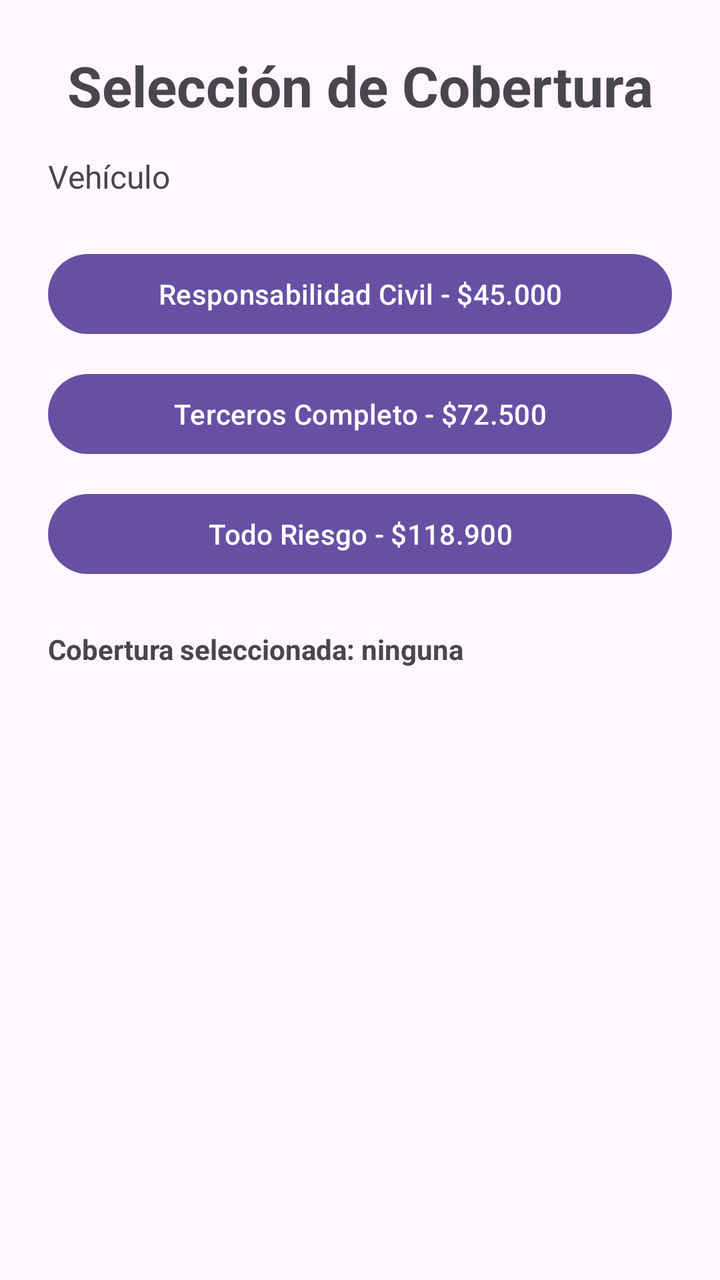
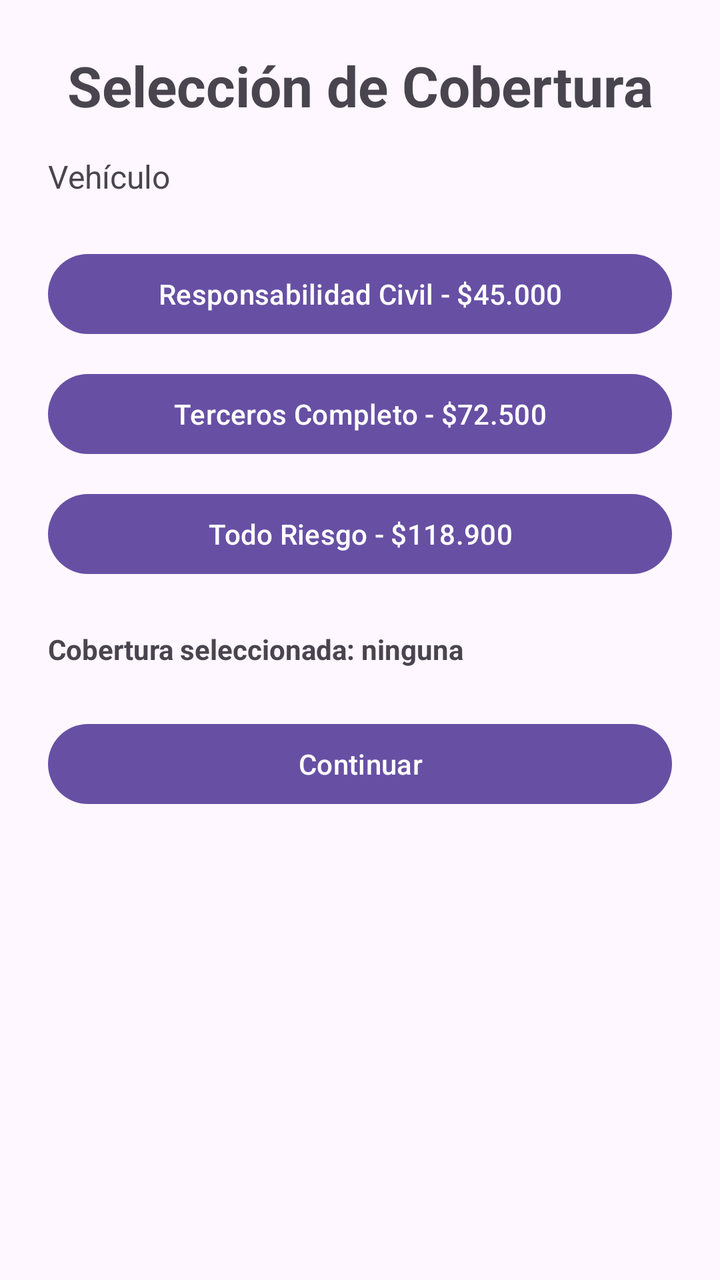

The first picture is an Android layout as it rendered before a commit; the second is the same layout after the commit. The layout source and the unified diff follow.
<!-- AndroidManifest.xml: application theme Theme.CotizadorSeguros -->
<!-- res/layout/activity_cobertura.xml -->
<?xml version="1.0" encoding="utf-8"?>
<androidx.constraintlayout.widget.ConstraintLayout
    xmlns:android="http://schemas.android.com/apk/res/android"
    xmlns:app="http://schemas.android.com/apk/res-auto"
    xmlns:tools="http://schemas.android.com/tools"
    android:id="@+id/main"
    android:layout_width="match_parent"
    android:layout_height="match_parent"
    tools:context=".CoberturaActivity">

    <ScrollView
        android:layout_width="0dp"
        android:layout_height="0dp"
        android:fillViewport="true"
        app:layout_constraintTop_toTopOf="parent"
        app:layout_constraintBottom_toBottomOf="parent"
        app:layout_constraintStart_toStartOf="parent"
        app:layout_constraintEnd_toEndOf="parent">

        <LinearLayout
            android:layout_width="match_parent"
            android:layout_height="wrap_content"
            android:orientation="vertical"
            android:padding="24dp">

            <TextView
                android:id="@+id/txtTituloCobertura"
                android:layout_width="match_parent"
                android:layout_height="wrap_content"
                android:text="Selección de Cobertura"
                android:textSize="28sp"
                android:textStyle="bold"
                android:gravity="center" />

            <TextView
                android:id="@+id/txtDatosVehiculo"
                android:layout_width="match_parent"
                android:layout_height="wrap_content"
                android:text="Vehículo"
                android:textSize="16sp"
                android:layout_marginTop="16dp"
                android:layout_marginBottom="24dp" />

            <Button
                android:id="@+id/btnRc"
                android:layout_width="match_parent"
                android:layout_height="wrap_content"
                android:text="Responsabilidad Civil - $45.000"
                android:onClick="seleccionarResponsabilidadCivil" />

            <Button
                android:id="@+id/btnTercerosCompleto"
                android:layout_width="match_parent"
                android:layout_height="wrap_content"
                android:text="Terceros Completo - $72.500"
                android:layout_marginTop="12dp"
                android:onClick="seleccionarTercerosCompleto" />

            <Button
                android:id="@+id/btnTodoRiesgo"
                android:layout_width="match_parent"
                android:layout_height="wrap_content"
                android:text="Todo Riesgo - $118.900"
                android:layout_marginTop="12dp"
                android:onClick="seleccionarTodoRiesgo" />

            <TextView
                android:id="@+id/txtCoberturaSeleccionada"
                android:layout_width="match_parent"
                android:layout_height="wrap_content"
                android:text="Cobertura seleccionada: ninguna"
                android:textStyle="bold"
                android:layout_marginTop="24dp" />

        </LinearLayout>

    </ScrollView>

</androidx.constraintlayout.widget.ConstraintLayout>
<!-- resources referenced by this layout -->
<resources>
  <style name="Theme.CotizadorSeguros" parent="Base.Theme.CotizadorSeguros" />
  <style name="Base.Theme.CotizadorSeguros" parent="Theme.Material3.DayNight.NoActionBar">
          
          
      </style>
</resources>

<!-- the commit's change to res/layout/activity_cobertura.xml (unified diff, before → after) -->
@@ -72,6 +72,14 @@
                 android:textStyle="bold"
                 android:layout_marginTop="24dp" />
 
+            <Button
+                android:id="@+id/btnContinuarCobertura"
+                android:layout_width="match_parent"
+                android:layout_height="wrap_content"
+                android:text="Continuar"
+                android:layout_marginTop="24dp"
+                android:onClick="continuarCobertura" />
+
         </LinearLayout>
 
     </ScrollView>
